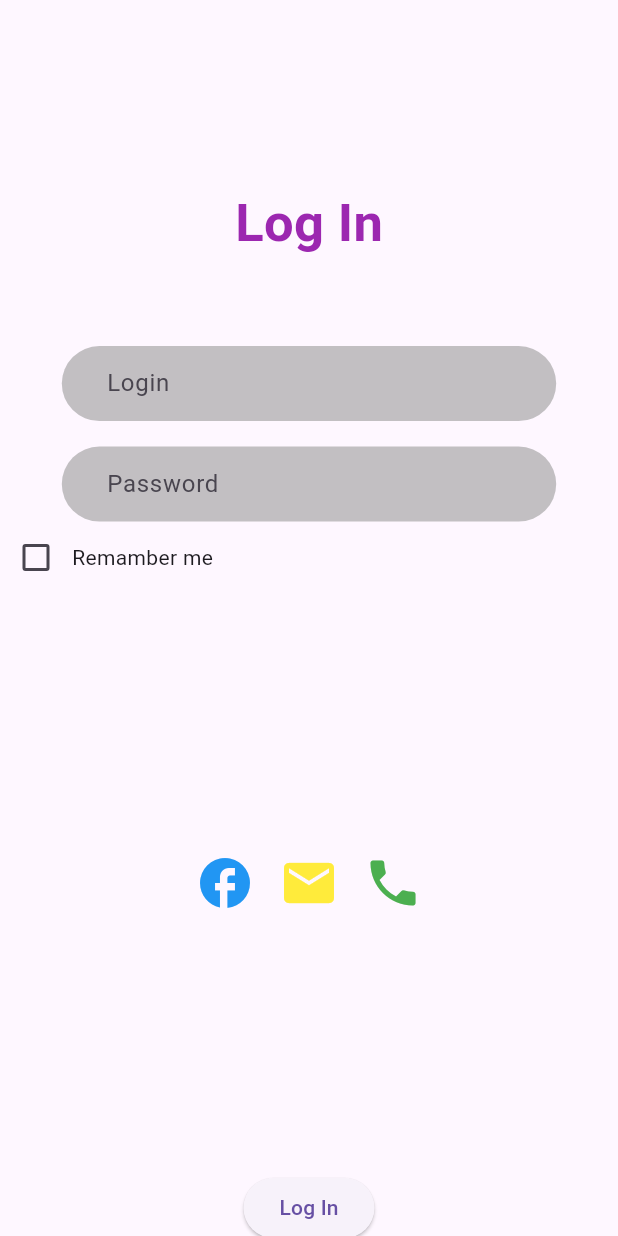
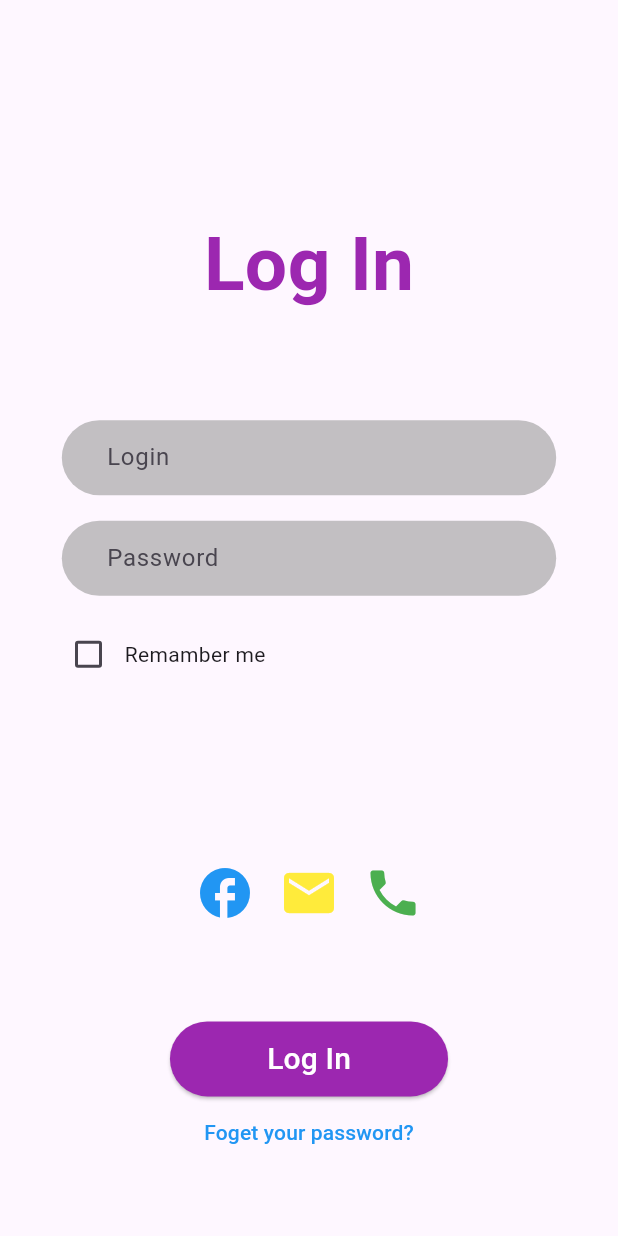
Before and after one commit to Esmail514/Login-Interface-, a Flutter app: the screen it shows after launch, on a phone screen of 412 x 824 dp. Run offline on Flutter 3.47's test engine with Material 3 defaults, Android fonts, the phone set to English and light mode, and no system bars.

Commit message:
final modify

```diff
--- a/lib/interface.dart
+++ b/lib/interface.dart
@@ -24,22 +24,26 @@ class _InterfaceState extends State<Interface> {
     return SingleChildScrollView(
       child: Column(children: [
         SizedBox(
-          height: MediaQuery.of(context).size.height * 0.15,
+          height: MediaQuery.of(context).size.height * 0.17,
         ),
         SizedBox(
-          height: MediaQuery.of(context).size.height * 0.13,
+          height: MediaQuery.of(context).size.height * 0.17,
           child: const Text(
             'Log In',
             style: TextStyle(
               fontWeight: FontWeight.bold,
               color: Colors.purple,
-              fontSize: 35,
+              fontSize: 50,
             ),
           ),
         ),
         TextFileds(),
+        const SizedBox(height: 15,),
         Row(
           children: [
+            const SizedBox(
+              width: 35,
+            ),
             Checkbox(
                 activeColor: Colors.purple,
                 value: isChecked,
@@ -52,7 +56,7 @@ class _InterfaceState extends State<Interface> {
           ],
         ),
         SizedBox(
-          height: MediaQuery.of(context).size.height * 0.2,
+          height: MediaQuery.of(context).size.height * 0.13,
         ),
         Row(
           mainAxisAlignment: MainAxisAlignment.center,
@@ -75,11 +79,22 @@ class _InterfaceState extends State<Interface> {
           ],
         ),
         SizedBox(
-          height: MediaQuery.of(context).size.height * 0.2,
+          height: MediaQuery.of(context).size.height * 0.07,
         ),
-        ElevatedButton(
-          onPressed: () {},
-          child: const Text('Log In'),
+        SizedBox(
+          width: MediaQuery.of(context).size.width * 0.45,
+          height: 50,
+          child: ElevatedButton(
+            style: ButtonStyle(
+                backgroundColor: MaterialStateProperty.all(
+              Colors.purple,
+            )),
+            onPressed: () {},
+            child: const Text(
+              'Log In',
+              style: TextStyle(color: Colors.white, fontSize: 20),
+            ),
+          ),
         ),
         TextButton(
             onPressed: () {},
--- a/lib/main.dart
+++ b/lib/main.dart
@@ -4,7 +4,12 @@ import './interface.dart';
 
 void main() => runApp(HomePage());
 
-class HomePage extends StatelessWidget {
+class HomePage extends StatefulWidget {
+  @override
+  State<HomePage> createState() => _HomePageState();
+}
+
+class _HomePageState extends State<HomePage> {
   @override
   Widget build(BuildContext context) {
     return MaterialApp(
```
